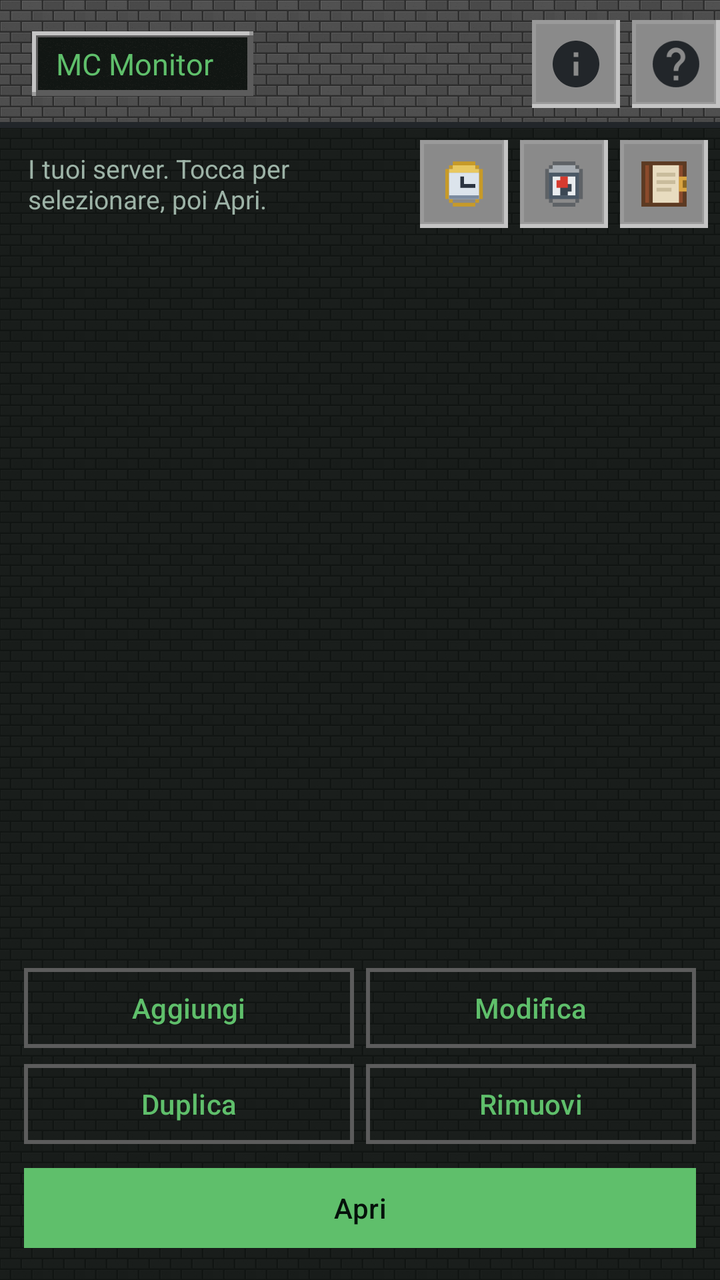
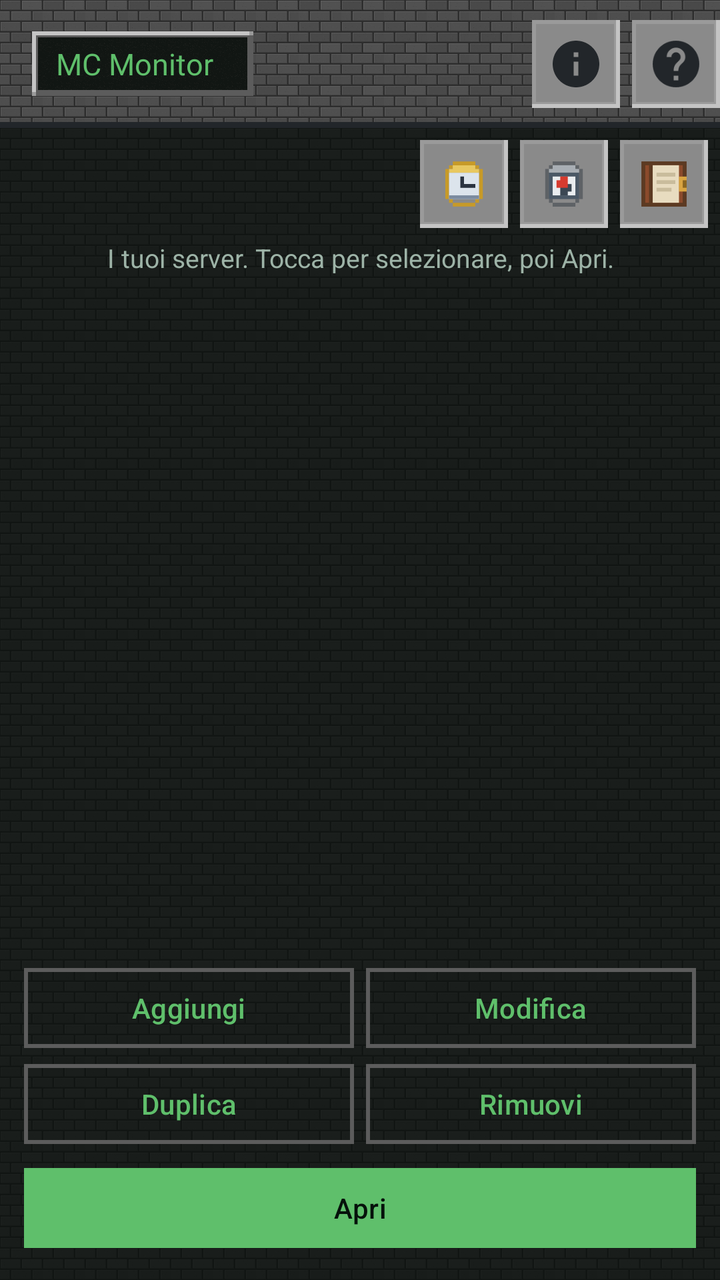

Screens rendered from an Android XML layout before and after an edit, with the pre-edit source and the edit as a unified diff.
<!-- AndroidManifest.xml: application theme Theme.McMonitor -->
<!-- res/layout/activity_servers.xml -->
<?xml version="1.0" encoding="utf-8"?>
<LinearLayout xmlns:android="http://schemas.android.com/apk/res/android"
    xmlns:app="http://schemas.android.com/apk/res-auto"
    android:id="@+id/root"
    android:layout_width="match_parent"
    android:layout_height="match_parent"
    android:orientation="vertical">

    <com.google.android.material.appbar.AppBarLayout
        android:id="@+id/appbar"
        android:layout_width="match_parent"
        android:layout_height="wrap_content"
        android:background="@drawable/bg_appbar_stone">

        <com.google.android.material.appbar.MaterialToolbar
            android:id="@+id/toolbar"
            android:layout_width="match_parent"
            android:layout_height="?attr/actionBarSize"
            android:background="@android:color/transparent">

            <LinearLayout
                android:layout_width="wrap_content"
                android:layout_height="wrap_content"
                android:background="@drawable/bg_panel_inset"
                android:baselineAligned="true"
                android:gravity="center_vertical"
                android:orientation="horizontal"
                android:paddingStart="12dp"
                android:paddingTop="6dp"
                android:paddingEnd="12dp"
                android:paddingBottom="6dp">

                <TextView
                    android:layout_width="wrap_content"
                    android:layout_height="wrap_content"
                    android:fontFamily="@font/press_start_2p"
                    android:text="@string/app_name"
                    android:textColor="@color/grass"
                    android:textSize="15sp" />

                <TextView
                    android:id="@+id/version"
                    android:layout_width="wrap_content"
                    android:layout_height="wrap_content"
                    android:layout_marginStart="8dp"
                    android:textColor="@color/text_dim"
                    android:textSize="12sp" />
            </LinearLayout>

            <LinearLayout
                android:layout_width="wrap_content"
                android:layout_height="wrap_content"
                android:layout_gravity="end"
                android:orientation="horizontal">

                <ImageButton
                    android:id="@+id/btnInfo"
                    android:layout_width="44dp"
                    android:layout_height="44dp"
                    android:layout_marginStart="6dp"
                    android:background="@drawable/bg_stone_button"
                    android:contentDescription="Informazioni sull'applicazione"
                    android:padding="8dp"
                    android:scaleType="fitCenter"
                    android:src="@drawable/ic_info"
                    android:tint="#22262A"
                    android:tooltipText="Informazioni" />

                <ImageButton
                    android:id="@+id/btnHelp"
                    android:layout_width="44dp"
                    android:layout_height="44dp"
                    android:layout_marginStart="6dp"
                    android:background="@drawable/bg_stone_button"
                    android:contentDescription="Aiuto su questa pagina"
                    android:padding="8dp"
                    android:scaleType="fitCenter"
                    android:src="@drawable/ic_help"
                    android:tint="#22262A"
                    android:tooltipText="Aiuto" />
            </LinearLayout>
        </com.google.android.material.appbar.MaterialToolbar>
    </com.google.android.material.appbar.AppBarLayout>

    <include
        android:id="@+id/updateBanner"
        layout="@layout/view_update_banner" />

    <LinearLayout
        android:layout_width="match_parent"
        android:layout_height="wrap_content"
        android:gravity="center_vertical"
        android:orientation="horizontal"
        android:paddingStart="14dp"
        android:paddingTop="6dp"
        android:paddingEnd="6dp"
        android:paddingBottom="6dp">

        <TextView
            android:layout_width="0dp"
            android:layout_height="wrap_content"
            android:layout_weight="1"
            android:text="I tuoi server. Tocca per selezionare, poi Apri."
            android:textColor="@color/text_dim"
            android:textSize="13sp" />

        <ImageButton
            android:id="@+id/btnSortCreated"
            android:layout_width="44dp"
            android:layout_height="44dp"
            android:layout_marginEnd="6dp"
            android:background="@drawable/bg_stone_button"
            android:contentDescription="Ordina per data di creazione"
            android:padding="7dp"
            android:scaleType="fitCenter"
            android:src="@drawable/ic_clock_mc"
            android:tooltipText="Per creazione" />

        <ImageButton
            android:id="@+id/btnSortUsed"
            android:layout_width="44dp"
            android:layout_height="44dp"
            android:layout_marginEnd="6dp"
            android:background="@drawable/bg_stone_button"
            android:contentDescription="Ordina per ultimo utilizzo"
            android:padding="7dp"
            android:scaleType="fitCenter"
            android:src="@drawable/ic_compass_mc"
            android:tooltipText="Usati di recente" />

        <ImageButton
            android:id="@+id/btnManual"
            android:layout_width="44dp"
            android:layout_height="44dp"
            android:background="@drawable/bg_stone_button"
            android:contentDescription="Manuale d'uso"
            android:padding="7dp"
            android:scaleType="fitCenter"
            android:src="@drawable/ic_book"
            android:tooltipText="Manuale d'uso" />
    </LinearLayout>

    <androidx.core.widget.NestedScrollView
        android:layout_width="match_parent"
        android:layout_height="0dp"
        android:layout_weight="1"
        android:paddingStart="12dp"
        android:paddingEnd="12dp">

        <LinearLayout
            android:id="@+id/list"
            android:layout_width="match_parent"
            android:layout_height="wrap_content"
            android:orientation="vertical" />
    </androidx.core.widget.NestedScrollView>

    <TextView
        android:id="@+id/empty"
        android:layout_width="match_parent"
        android:layout_height="wrap_content"
        android:padding="24dp"
        android:text="Nessun server configurato.\nPremi Aggiungi per crearne uno."
        android:textAlignment="center"
        android:textColor="@color/text_dim"
        android:visibility="gone" />

    <LinearLayout
        android:layout_width="match_parent"
        android:layout_height="wrap_content"
        android:orientation="vertical"
        android:padding="12dp">

        <LinearLayout
            android:layout_width="match_parent"
            android:layout_height="wrap_content"
            android:orientation="horizontal">

            <com.google.android.material.button.MaterialButton
                android:id="@+id/btnAdd"
                style="@style/McButton.Outlined"
                android:layout_width="0dp"
                android:layout_height="wrap_content"
                android:layout_marginEnd="6dp"
                android:layout_weight="1"
                android:text="Aggiungi" />

            <com.google.android.material.button.MaterialButton
                android:id="@+id/btnEdit"
                style="@style/McButton.Outlined"
                android:layout_width="0dp"
                android:layout_height="wrap_content"
                android:layout_weight="1"
                android:text="Modifica" />
        </LinearLayout>

        <LinearLayout
            android:layout_width="match_parent"
            android:layout_height="wrap_content"
            android:orientation="horizontal">

            <com.google.android.material.button.MaterialButton
                android:id="@+id/btnClone"
                style="@style/McButton.Outlined"
                android:layout_width="0dp"
                android:layout_height="wrap_content"
                android:layout_marginEnd="6dp"
                android:layout_weight="1"
                android:text="Duplica" />

            <com.google.android.material.button.MaterialButton
                android:id="@+id/btnRemove"
                style="@style/McButton.Outlined"
                android:layout_width="0dp"
                android:layout_height="wrap_content"
                android:layout_weight="1"
                android:text="Rimuovi" />
        </LinearLayout>

        <com.google.android.material.button.MaterialButton
            android:id="@+id/btnOpen"
            style="@style/McButton.Primary"
            android:layout_width="match_parent"
            android:layout_height="wrap_content"
            android:layout_marginTop="4dp"
            android:text="Apri" />
    </LinearLayout>
</LinearLayout>
<!-- res/layout/view_update_banner.xml (included above) -->
<?xml version="1.0" encoding="utf-8"?>
<com.google.android.material.card.MaterialCardView xmlns:android="http://schemas.android.com/apk/res/android"
    xmlns:app="http://schemas.android.com/apk/res-auto"
    android:layout_width="match_parent"
    android:layout_height="wrap_content"
    android:layout_margin="10dp"
    android:visibility="gone"
    app:cardBackgroundColor="@color/surface_high"
    app:cardCornerRadius="0dp"
    app:strokeColor="@color/grass"
    app:strokeWidth="1dp">

    <LinearLayout
        android:layout_width="match_parent"
        android:layout_height="wrap_content"
        android:orientation="vertical"
        android:padding="12dp">

        <TextView
            android:id="@+id/updateTitle"
            android:layout_width="match_parent"
            android:layout_height="wrap_content"
            android:textColor="@color/grass"
            android:textSize="14sp"
            android:textStyle="bold" />

        <TextView
            android:id="@+id/updateNotes"
            android:layout_width="match_parent"
            android:layout_height="wrap_content"
            android:layout_marginTop="2dp"
            android:maxLines="4"
            android:textColor="@color/text_dim"
            android:textSize="12sp" />

        <LinearLayout
            android:layout_width="match_parent"
            android:layout_height="wrap_content"
            android:gravity="end"
            android:orientation="horizontal">

            <com.google.android.material.button.MaterialButton
                android:id="@+id/updateDismiss"
                style="@style/McButton.Text"
                android:layout_width="wrap_content"
                android:layout_height="wrap_content"
                android:text="Più tardi" />

            <com.google.android.material.button.MaterialButton
                android:id="@+id/updateInstall"
                android:layout_width="wrap_content"
                android:layout_height="wrap_content"
                android:layout_marginStart="8dp"
                android:text="Aggiorna" />
        </LinearLayout>
    </LinearLayout>
</com.google.android.material.card.MaterialCardView>
<!-- resources referenced by this layout -->
<resources>
  <color name="grass">#5FBF6B</color>
  <color name="surface_high">#1D2C25</color>
  <color name="text_dim">#9DB3A7</color>
  <!-- drawable bg_appbar_stone (drawable) -->
  <?xml version="1.0" encoding="utf-8"?>
  <layer-list xmlns:android="http://schemas.android.com/apk/res/android">
  
      <item>
          <bitmap
              android:src="@drawable/tile_stone"
              android:tileModeX="repeat"
              android:tileModeY="repeat" />
      </item>
  
      <item>
          <color android:color="#66000000" />
      </item>
  
      <item android:gravity="bottom">
          <shape android:shape="rectangle">
              <size android:height="3dp" />
              <solid android:color="#22262A" />
          </shape>
      </item>
  </layer-list>
  <!-- drawable ic_info (drawable) -->
  <vector xmlns:android="http://schemas.android.com/apk/res/android"
      android:width="24dp"
      android:height="24dp"
      android:viewportWidth="24"
      android:viewportHeight="24"
      android:tint="#9DB3A7">
      <path
          android:fillColor="#FFFFFF"
          android:pathData="M12,2C6.48,2 2,6.48 2,12s4.48,10 10,10 10,-4.48 10,-10S17.52,2 12,2zM13,17h-2v-6h2v6zM13,9h-2L11,7h2v2z" />
  </vector>
  <string name="app_name">MC Monitor</string>
  <style name="McButton.Outlined" parent="Widget.Material3.Button.OutlinedButton">
          <item name="cornerRadius">0dp</item>
          <item name="strokeColor">@color/stone_edge</item>
          <item name="strokeWidth">2dp</item>
          <item name="android:textColor">@color/grass</item>
          <item name="android:textAllCaps">false</item>
      </style>
  <style name="McButton.Primary">
          <item name="backgroundTint">@color/grass</item>
          <item name="android:textColor">#06120B</item>
      </style>
  <style name="McButton.Text" parent="Widget.Material3.Button.TextButton">
          <item name="cornerRadius">0dp</item>
          <item name="android:textColor">@color/grass</item>
          <item name="android:textAllCaps">false</item>
      </style>
  <color name="stone_edge">#5C5C5C</color>
  <color name="grass_dark">#2E7D32</color>
  <color name="text">#E6F0EA</color>
  <color name="dirt">#8D6E63</color>
  <color name="danger">#EF5350</color>
  <color name="bg">#0E1512</color>
  <color name="surface">#16211C</color>
  <!-- drawable bg_window_stone (drawable) -->
  <?xml version="1.0" encoding="utf-8"?>
  <layer-list xmlns:android="http://schemas.android.com/apk/res/android">
      <item>
          <bitmap
              android:src="@drawable/tile_stone"
              android:tileModeX="repeat"
              android:tileModeY="repeat" />
      </item>
      <item>
          <color android:color="#D9080C0A" />
      </item>
  </layer-list>
  <style name="McButton" parent="Widget.Material3.Button">
          <item name="cornerRadius">0dp</item>
          <item name="backgroundTint">@color/stone</item>
          <item name="android:textColor">@color/stone_text</item>
          <item name="android:textAllCaps">false</item>
          <item name="rippleColor">#33FFFFFF</item>
      </style>
  <style name="McCard" parent="Widget.Material3.CardView.Filled">
          <item name="cardCornerRadius">0dp</item>
          <item name="cardBackgroundColor">@color/surface</item>
          <item name="strokeColor">@color/stone_edge</item>
          <item name="strokeWidth">2dp</item>
          <item name="cardElevation">0dp</item>
      </style>
  <style name="McShape" parent="ShapeAppearance.Material3.SmallComponent">
          <item name="cornerFamily">rounded</item>
          <item name="cornerSize">0dp</item>
      </style>
  <color name="stone">#8A8A8A</color>
  <color name="stone_text">#12160F</color>
  <!-- unchanged entries left out for length: 9 -->
</resources>

<!-- the commit's change to res/layout/activity_servers.xml (unified diff, before → after) -->
@@ -89,20 +89,12 @@
     <LinearLayout
         android:layout_width="match_parent"
         android:layout_height="wrap_content"
-        android:gravity="center_vertical"
+        android:gravity="end|center_vertical"
         android:orientation="horizontal"
         android:paddingStart="14dp"
         android:paddingTop="6dp"
         android:paddingEnd="6dp"
         android:paddingBottom="6dp">
-
-        <TextView
-            android:layout_width="0dp"
-            android:layout_height="wrap_content"
-            android:layout_weight="1"
-            android:text="I tuoi server. Tocca per selezionare, poi Apri."
-            android:textColor="@color/text_dim"
-            android:textSize="13sp" />
 
         <ImageButton
             android:id="@+id/btnSortCreated"
@@ -139,6 +131,17 @@
             android:src="@drawable/ic_book"
             android:tooltipText="Manuale d'uso" />
     </LinearLayout>
+
+    <TextView
+        android:layout_width="match_parent"
+        android:layout_height="wrap_content"
+        android:paddingStart="14dp"
+        android:paddingEnd="14dp"
+        android:paddingBottom="8dp"
+        android:text="I tuoi server. Tocca per selezionare, poi Apri."
+        android:textAlignment="center"
+        android:textColor="@color/text_dim"
+        android:textSize="13sp" />
 
     <androidx.core.widget.NestedScrollView
         android:layout_width="match_parent"
